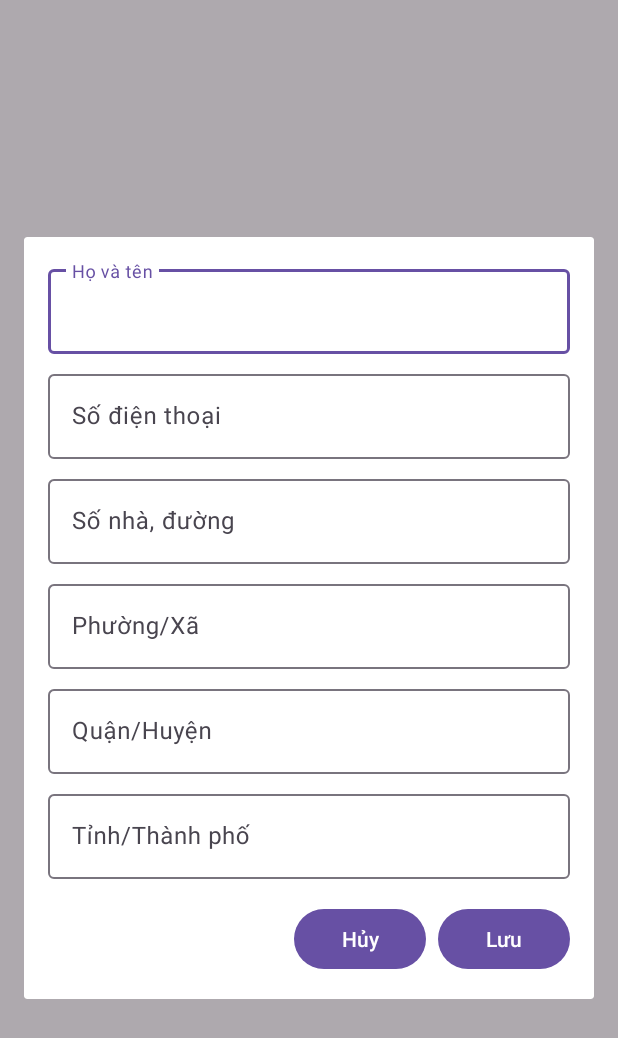
After one commit to thanh-k/code-mobile-01, an Android app: the fragment EditAddressDialogFragment shown on its own in the app's theme, on a phone screen of 412 x 824 dp. The commit adds this screen. Shown: the top 1038 px of the screen. Run offline under Robolectric (Android 15) with nearby library versions, the phone set to English and light mode, and no system bars.

Commit message:
sua dia chi dat hang

```diff
--- /dev/null
+++ b/app/src/main/java/com/example/hitcapp/fragments/EditAddressDialogFragment.java
@@ -0,0 +1,98 @@
+package com.example.hitcapp.fragments;
+
+import android.os.Bundle;
+import android.text.TextUtils;
+import android.view.*;
+import android.widget.Button;
+
+import androidx.annotation.NonNull;
+import androidx.annotation.Nullable;
+import androidx.fragment.app.DialogFragment;
+
+import com.google.android.material.textfield.TextInputEditText;
+import com.example.hitcapp.R;
+import com.example.hitcapp.Address;   // import Address trong cùng project
+
+public class EditAddressDialogFragment extends DialogFragment {
+
+    public interface OnAddressSavedListener {
+        void onAddressSaved(Address address);
+    }
+
+    private static final String ARG_ADDRESS = "arg_address";
+    private OnAddressSavedListener listener;
+
+    public static EditAddressDialogFragment newInstance(Address current) {
+        EditAddressDialogFragment f = new EditAddressDialogFragment();
+        Bundle b = new Bundle();
+        b.putParcelable(ARG_ADDRESS, current);
+        f.setArguments(b);
+        return f;
+    }
+
+    public void setOnAddressSavedListener(OnAddressSavedListener l) {
+        this.listener = l;
+    }
+
+    @Nullable
+    @Override
+    public View onCreateView(@NonNull LayoutInflater inflater,
+                             @Nullable ViewGroup container,
+                             @Nullable Bundle savedInstanceState) {
+        View v = inflater.inflate(R.layout.dialog_edit_address, container, false);
+
+        TextInputEditText etName = v.findViewById(R.id.etName);
+        TextInputEditText etPhone = v.findViewById(R.id.etPhone);
+        TextInputEditText etStreet = v.findViewById(R.id.etStreet);
+        TextInputEditText etWard = v.findViewById(R.id.etWard);
+        TextInputEditText etDistrict = v.findViewById(R.id.etDistrict);
+        TextInputEditText etCity = v.findViewById(R.id.etCity);
+
+        Button btnCancel = v.findViewById(R.id.btnCancel);
+        Button btnSave   = v.findViewById(R.id.btnSave);
+
+        Address cur = getArguments() != null ? getArguments().getParcelable(ARG_ADDRESS) : null;
+        if (cur != null) {
+            etName.setText(cur.getName());
+            etPhone.setText(cur.getPhone());
+            etStreet.setText(cur.getStreet());
+            etWard.setText(cur.getWard());
+            etDistrict.setText(cur.getDistrict());
+            etCity.setText(cur.getCity());
+        }
+
+        btnCancel.setOnClickListener(v1 -> dismiss());
+
+        btnSave.setOnClickListener(v12 -> {
+            if (TextUtils.isEmpty(etName.getText())) { etName.setError("Nhập họ tên"); return; }
+            if (TextUtils.isEmpty(etPhone.getText())) { etPhone.setError("Nhập số điện thoại"); return; }
+            if (TextUtils.isEmpty(etStreet.getText())) { etStreet.setError("Nhập địa chỉ"); return; }
+
+            if (listener != null) {
+                Address a = new Address(
+                        etName.getText().toString().trim(),
+                        etPhone.getText().toString().trim(),
+                        etStreet.getText().toString().trim(),
+                        etWard.getText().toString().trim(),
+                        etDistrict.getText().toString().trim(),
+                        etCity.getText().toString().trim()
+                );
+                listener.onAddressSaved(a);
+            }
+            dismiss();
+        });
+
+        return v;
+    }
+
+    @Override
+    public void onStart() {
+        super.onStart();
+        if (getDialog() != null && getDialog().getWindow() != null) {
+            getDialog().getWindow().setLayout(
+                    ViewGroup.LayoutParams.MATCH_PARENT,
+                    ViewGroup.LayoutParams.WRAP_CONTENT
+            );
+        }
+    }
+}
--- /dev/null
+++ b/app/src/main/res/layout/dialog_edit_address.xml
@@ -0,0 +1,63 @@
+<?xml version="1.0" encoding="utf-8"?>
+<LinearLayout xmlns:android="http://schemas.android.com/apk/res/android"
+    xmlns:app="http://schemas.android.com/apk/res-auto"
+    android:orientation="vertical"
+    android:padding="16dp"
+    android:layout_width="match_parent"
+    android:layout_height="wrap_content">
+
+    <com.google.android.material.textfield.TextInputLayout
+        android:layout_width="match_parent" android:layout_height="wrap_content"
+        app:hintEnabled="true" android:hint="Họ và tên">
+        <com.google.android.material.textfield.TextInputEditText
+            android:id="@+id/etName" android:layout_width="match_parent" android:layout_height="wrap_content"/>
+    </com.google.android.material.textfield.TextInputLayout>
+
+    <com.google.android.material.textfield.TextInputLayout
+        android:layout_width="match_parent" android:layout_height="wrap_content"
+        android:layout_marginTop="8dp" android:hint="Số điện thoại">
+        <com.google.android.material.textfield.TextInputEditText
+            android:id="@+id/etPhone" android:inputType="phone"
+            android:layout_width="match_parent" android:layout_height="wrap_content"/>
+    </com.google.android.material.textfield.TextInputLayout>
+
+    <com.google.android.material.textfield.TextInputLayout
+        android:layout_width="match_parent" android:layout_height="wrap_content"
+        android:layout_marginTop="8dp" android:hint="Số nhà, đường">
+        <com.google.android.material.textfield.TextInputEditText
+            android:id="@+id/etStreet" android:layout_width="match_parent" android:layout_height="wrap_content"/>
+    </com.google.android.material.textfield.TextInputLayout>
+
+    <com.google.android.material.textfield.TextInputLayout
+        android:layout_width="match_parent" android:layout_height="wrap_content"
+        android:layout_marginTop="8dp" android:hint="Phường/Xã">
+        <com.google.android.material.textfield.TextInputEditText
+            android:id="@+id/etWard" android:layout_width="match_parent" android:layout_height="wrap_content"/>
+    </com.google.android.material.textfield.TextInputLayout>
+
+    <com.google.android.material.textfield.TextInputLayout
+        android:layout_width="match_parent" android:layout_height="wrap_content"
+        android:layout_marginTop="8dp" android:hint="Quận/Huyện">
+        <com.google.android.material.textfield.TextInputEditText
+            android:id="@+id/etDistrict" android:layout_width="match_parent" android:layout_height="wrap_content"/>
+    </com.google.android.material.textfield.TextInputLayout>
+
+    <com.google.android.material.textfield.TextInputLayout
+        android:layout_width="match_parent" android:layout_height="wrap_content"
+        android:layout_marginTop="8dp" android:hint="Tỉnh/Thành phố">
+        <com.google.android.material.textfield.TextInputEditText
+            android:id="@+id/etCity" android:layout_width="match_parent" android:layout_height="wrap_content"/>
+    </com.google.android.material.textfield.TextInputLayout>
+
+    <LinearLayout
+        android:layout_width="match_parent" android:layout_height="wrap_content"
+        android:gravity="end" android:layout_marginTop="16dp"
+        android:orientation="horizontal">
+        <Button android:id="@+id/btnCancel" android:text="Hủy"
+            android:layout_width="wrap_content" android:layout_height="wrap_content"/>
+        <Space android:layout_width="8dp" android:layout_height="0dp"/>
+        <Button android:id="@+id/btnSave" android:text="Lưu"
+            android:layout_width="wrap_content" android:layout_height="wrap_content"/>
+    </LinearLayout>
+
+</LinearLayout>
```
Also changed, not shown: app/src/main/java/com/example/hitcapp/Address.java (added, +73 -0 lines), app/src/main/java/com/example/hitcapp/fragments/CheckoutFragment.java (+124 -38 lines).
